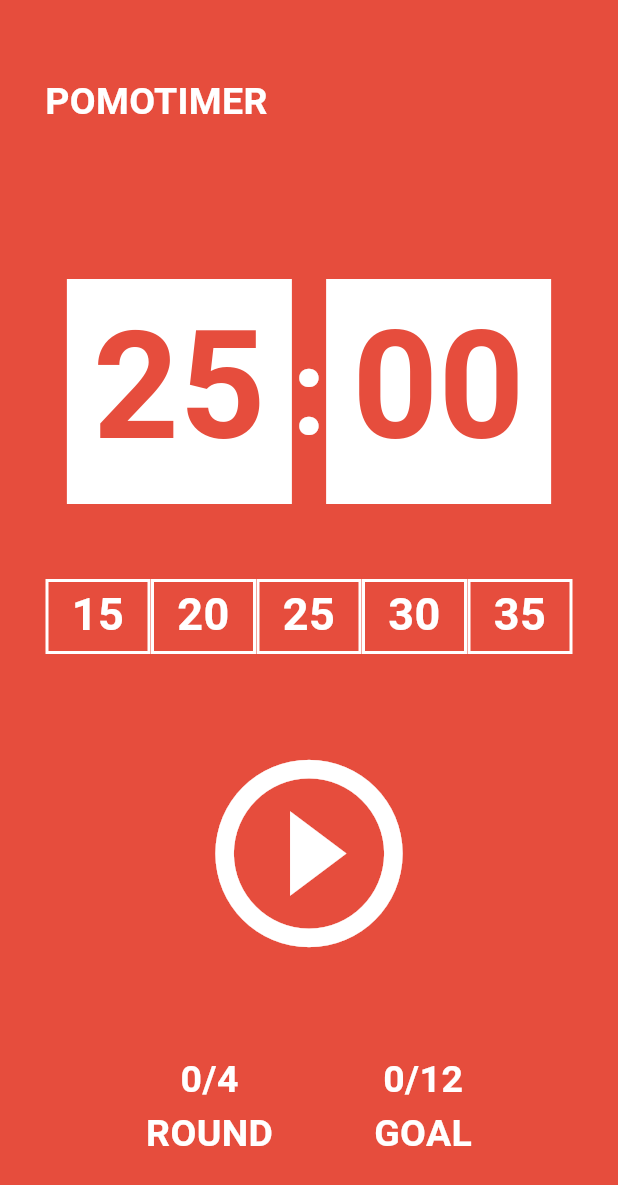
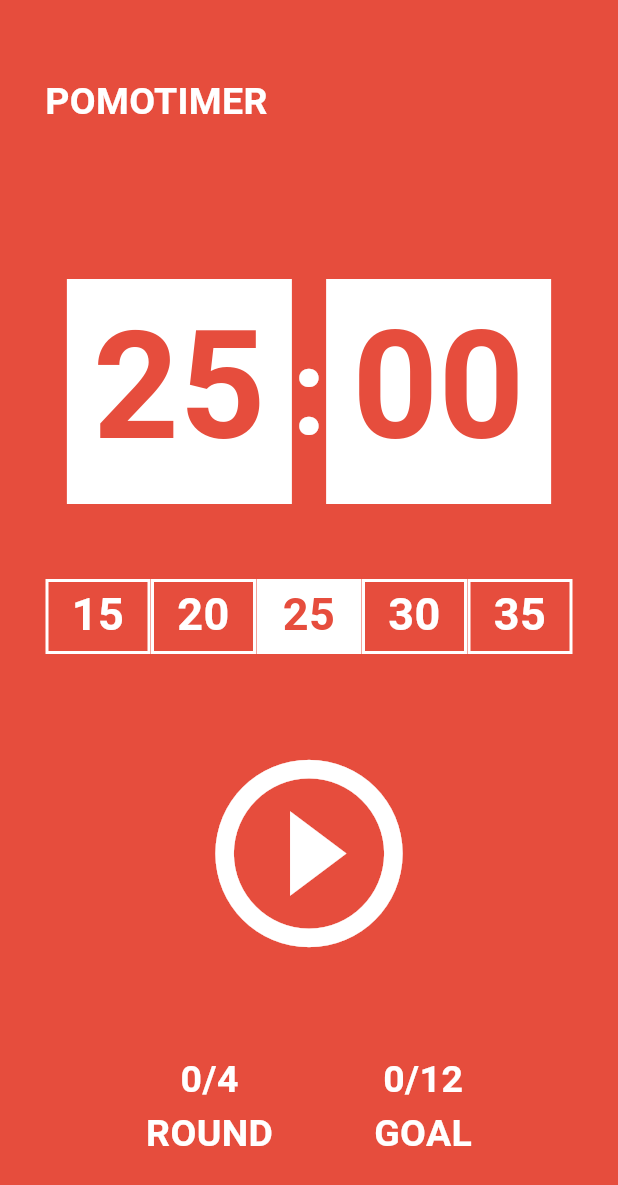
Before and after one commit to devsurimlee/pomodoro_homework, a Flutter app: the screen it shows after launch, on a phone screen of 412 x 824 dp. Shown: the top 1185 px of the screen. Run offline on Flutter 3.47's test engine with Material 3 defaults, Android fonts, the phone set to English and light mode, and no system bars.

Commit message:
분 버튼 클릭시 상태 변경

```diff
--- a/lib/home_screen.dart
+++ b/lib/home_screen.dart
@@ -5,11 +5,11 @@ import 'package:pomodoro_homework/widget/minutes.dart';
 import 'package:pomodoro_homework/widget/timer.dart';
 
 class HomeScreen extends StatefulWidget {
-  final Color colorRed;
+  final Color pointColor;
 
   const HomeScreen({
     super.key,
-    required this.colorRed,
+    required this.pointColor,
   });
 
   @override
@@ -37,7 +37,6 @@ class _HomeScreenState extends State<HomeScreen> {
 
     setState(() {
       isRunning = true;
-      print('onStartPressed');
     });
   }
 
@@ -50,7 +49,6 @@ class _HomeScreenState extends State<HomeScreen> {
     timer.cancel();
     setState(() {
       isRunning = false;
-      print('onPausePressed');
     });
   }
 
@@ -80,7 +78,7 @@ class _HomeScreenState extends State<HomeScreen> {
               height: 100,
             ),
             TimerWidget(
-              colorRed: widget.colorRed,
+              pointColor: widget.pointColor,
               minutes: formatTime(totalSeconds).split(':').first,
               seconds: formatTime(totalSeconds).split(':').last,
             ),
@@ -89,6 +87,7 @@ class _HomeScreenState extends State<HomeScreen> {
             ),
             MinutesWidget(
               defaultTime: defaultTime,
+              pointColor: widget.pointColor,
             ),
             const SizedBox(
               height: 50,
--- a/lib/main.dart
+++ b/lib/main.dart
@@ -17,7 +17,7 @@ class App extends StatelessWidget {
         scaffoldBackgroundColor: colorRed,
       ),
       home: const HomeScreen(
-        colorRed: colorRed,
+        pointColor: colorRed,
       ),
     );
   }
--- a/lib/widget/minutes.dart
+++ b/lib/widget/minutes.dart
@@ -1,24 +1,43 @@
 import 'package:flutter/material.dart';
 
-class MinutesWidget extends StatelessWidget {
+class MinutesWidget extends StatefulWidget {
   final int defaultTime;
+  final Color pointColor;
 
-  MinutesWidget({
+  const MinutesWidget({
     super.key,
     required this.defaultTime,
+    required this.pointColor,
   });
 
+  @override
+  State<MinutesWidget> createState() => _MinutesWidgetState();
+}
+
+class _MinutesWidgetState extends State<MinutesWidget> {
   int start = 15;
   final gap = 5;
+
+  int selectedButtonIndex = 0;
+
+  void tapMinutesButton(int index) {
+    setState(() {
+      selectedButtonIndex = index;
+    });
+  }
 
   @override
   Widget build(BuildContext context) {
     return Row(
       mainAxisAlignment: MainAxisAlignment.spaceEvenly,
       children: [
-        for (int i = 0; i < 5; i++)
-          Container(
+        for (int i = -2; i < 3; i++)
+          GestureDetector(
+            onTap: () => tapMinutesButton(i),
+            child: Container(
               decoration: BoxDecoration(
+                color:
+                    selectedButtonIndex == i ? Colors.white : widget.pointColor,
                 border: Border.all(
                   width: 2,
                   color: Colors.white,
@@ -27,12 +46,15 @@ class MinutesWidget extends StatelessWidget {
               width: 70,
               height: 50,
               child: Text(
-              '${start + (i * gap)}',
+                '${widget.defaultTime + (i * 5)}',
                 textAlign: TextAlign.center,
-              style: const TextStyle(
-                color: Colors.white,
+                style: TextStyle(
+                  color: selectedButtonIndex == i
+                      ? widget.pointColor
+                      : Colors.white,
                   fontSize: 30,
                   fontWeight: FontWeight.w600,
+                ),
               ),
             ),
           ),
--- a/lib/widget/timer.dart
+++ b/lib/widget/timer.dart
@@ -1,13 +1,13 @@
 import 'package:flutter/material.dart';
 
 class TimerWidget extends StatefulWidget {
-  final Color colorRed;
+  final Color pointColor;
   final String minutes;
   final String seconds;
 
   const TimerWidget({
     super.key,
-    required this.colorRed,
+    required this.pointColor,
     required this.minutes,
     required this.seconds,
   });
@@ -32,7 +32,7 @@ class _TimerWidgetState extends State<TimerWidget> {
             widget.minutes,
             textAlign: TextAlign.center,
             style: TextStyle(
-              color: widget.colorRed,
+              color: widget.pointColor,
               fontSize: 100,
               fontWeight: FontWeight.w600,
             ),
@@ -57,7 +57,7 @@ class _TimerWidgetState extends State<TimerWidget> {
             widget.seconds,
             textAlign: TextAlign.center,
             style: TextStyle(
-              color: widget.colorRed,
+              color: widget.pointColor,
               fontSize: 100,
               fontWeight: FontWeight.w600,
             ),
```
Lines whose indentation alone changed are shown as unchanged.
